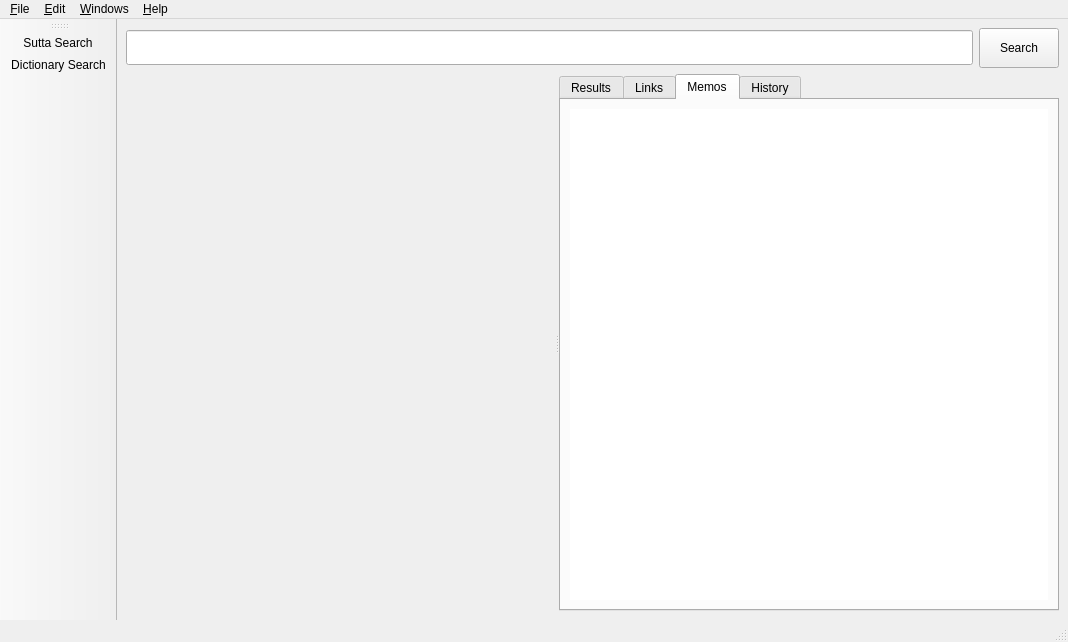
Qt form simsapa/assets/ui/dictionary_search_window.ui (simsapa/simsapa) before a commit.
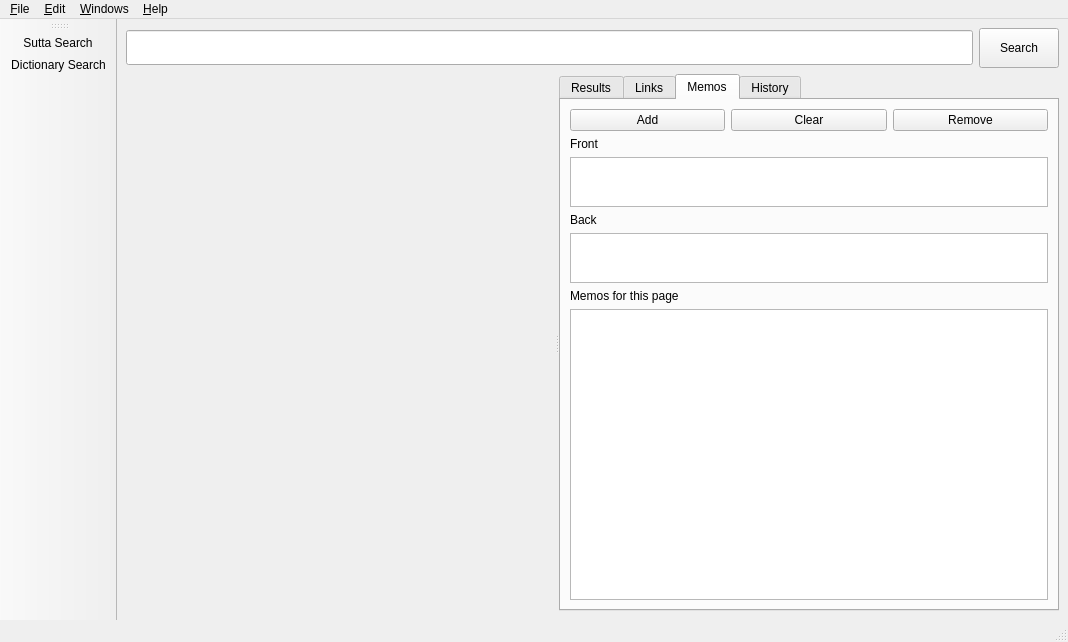
The same form after that commit. The open tabs and pages were chosen to show the change. Icons and pictures are not drawn.

Commit message: show memos in a tab

Diff of the .ui file:
```diff
--- a/simsapa/assets/ui/dictionary_search_window.ui
+++ b/simsapa/assets/ui/dictionary_search_window.ui
@@ -127,12 +127,86 @@
               <item>
                <layout class="QVBoxLayout" name="memos_layout">
                 <item>
-                 <widget class="QListWidget" name="memos_list">
-                  <property name="frameShape">
-                   <enum>QFrame::NoFrame</enum>
+                 <layout class="QHBoxLayout" name="horizontalLayout">
+                  <item>
+                   <widget class="QPushButton" name="add_memo_button">
+                    <property name="text">
+                     <string>Add</string>
+                    </property>
+                   </widget>
+                  </item>
+                  <item>
+                   <widget class="QPushButton" name="clear_memo_button">
+                    <property name="text">
+                     <string>Clear</string>
+                    </property>
+                   </widget>
+                  </item>
+                  <item>
+                   <widget class="QPushButton" name="remove_memo_button">
+                    <property name="text">
+                     <string>Remove</string>
+                    </property>
+                   </widget>
+                  </item>
+                 </layout>
+                </item>
+                <item>
+                 <widget class="QLabel" name="label_2">
+                  <property name="text">
+                   <string>Front</string>
                   </property>
                  </widget>
                 </item>
+                <item>
+                 <widget class="QPlainTextEdit" name="front_input">
+                  <property name="sizePolicy">
+                   <sizepolicy hsizetype="Expanding" vsizetype="Minimum">
+                    <horstretch>0</horstretch>
+                    <verstretch>0</verstretch>
+                   </sizepolicy>
+                  </property>
+                  <property name="maximumSize">
+                   <size>
+                    <width>16777215</width>
+                    <height>50</height>
+                   </size>
+                  </property>
+                 </widget>
+                </item>
+                <item>
+                 <widget class="QLabel" name="label_5">
+                  <property name="text">
+                   <string>Back</string>
+                  </property>
+                 </widget>
+                </item>
+                <item>
+                 <widget class="QPlainTextEdit" name="back_input">
+                  <property name="sizePolicy">
+                   <sizepolicy hsizetype="Expanding" vsizetype="Minimum">
+                    <horstretch>0</horstretch>
+                    <verstretch>0</verstretch>
+                   </sizepolicy>
+                  </property>
+                  <property name="maximumSize">
+                   <size>
+                    <width>16777215</width>
+                    <height>50</height>
+                   </size>
+                  </property>
+                 </widget>
+                </item>
+                <item>
+                 <widget class="QLabel" name="label_3">
+                  <property name="text">
+                   <string>Memos for this page</string>
+                  </property>
+                 </widget>
+                </item>
+                <item>
+                 <widget class="QListView" name="memos_list"/>
+                </item>
                </layout>
               </item>
              </layout>
```
The commit also changes 9 other files.
